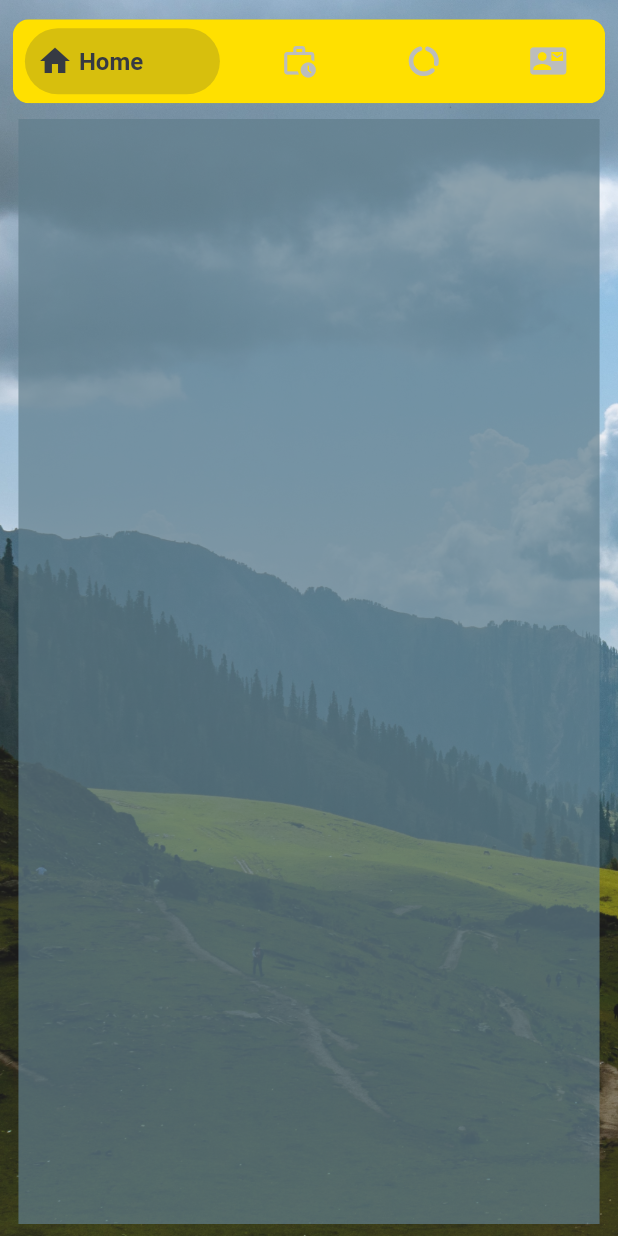
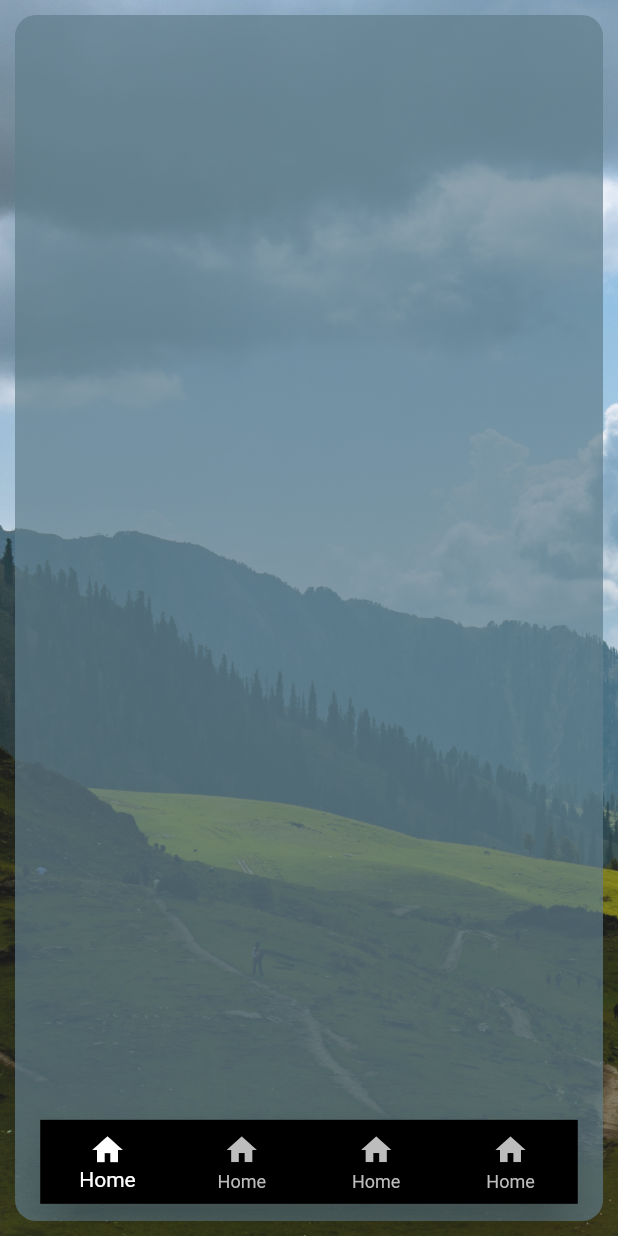
Before and after one commit to zohaib1313/own_portfolio_flutter_web, a Flutter app: the screen it shows after launch, on a phone screen of 412 x 824 dp. Run offline on Flutter 3.47's test engine with Material 2 defaults, Android fonts, the phone set to English and light mode, and no system bars; drawn by our look-alikes of bottom_navy_bar; our stand-ins replace flutter_screenutil, get, google_fonts; Roboto replaces fonts that are missing (Abel).

```diff
--- a/lib/common/app_colors.dart
+++ b/lib/common/app_colors.dart
@@ -1,3 +1,5 @@
+import 'package:flutter/material.dart';
+import 'package:flutter/material.dart';
 import 'package:flutter/material.dart';
 import 'package:google_fonts/google_fonts.dart';
 
@@ -9,6 +11,7 @@ class AppColor {
   static const darkBlue = Color(0xff037dcb);
   static const lightBlue = Color(0xff5fbced);
   static const grey = Color(0xffbcbdbc);
+  static final cardBgColor = Colors.blueGrey.withOpacity(0.7);
 }
 
 class AppTextStyles {
@@ -36,3 +39,8 @@ class AppTextStyles {
   static TextStyle textStyleNormalBodyXSmall =
       _fontNormal.copyWith(fontSize: 12);
 }
+
+class AppStyles {
+  static final cardBoxDecoration = BoxDecoration(
+      color: AppColor.cardBgColor, borderRadius: BorderRadius.circular(14));
+}
--- a/lib/common/app_routes.dart
+++ b/lib/common/app_routes.dart
@@ -5,6 +5,8 @@ import 'package:get/get_instance/src/bindings_interface.dart';
 import 'package:get/get_navigation/src/routes/get_route.dart';
 import 'package:portfolio/controllers/dashboard_controller.dart';
 import 'package:portfolio/pages/dashboard_page.dart';
+
+import '../controllers/home_controller.dart';
 
 final GlobalKey<NavigatorState> navigatorKey = GlobalKey<NavigatorState>();
 
@@ -19,5 +21,6 @@ final List<GetPage> appRoutes = [
                 () => HomeController(),
           );*/
         Get.put(DashBoardController());
+        Get.put(HomeController());
       })),
 ];
--- /dev/null
+++ b/lib/controllers/home_controller.dart
@@ -0,0 +1,5 @@
+import 'package:get/get.dart';
+
+class HomeController extends GetxController {
+  RxBool isLoading = false.obs;
+}
--- a/lib/pages/dashboard_page.dart
+++ b/lib/pages/dashboard_page.dart
@@ -1,9 +1,11 @@
-import 'package:bottom_navy_bar/bottom_navy_bar.dart';
 import 'package:flutter/material.dart';
 import 'package:flutter_screenutil/flutter_screenutil.dart';
 import 'package:get/get.dart';
 import 'package:portfolio/common/app_colors.dart';
 import 'package:portfolio/controllers/dashboard_controller.dart';
+import 'package:portfolio/pages/home_page.dart';
+
+import '../common/spaces_boxes.dart';
 
 class DashBoardPage extends GetView<DashBoardController> {
   static const id = '/DashBoardPage';
@@ -13,93 +15,72 @@ class DashBoardPage extends GetView<DashBoardController> {
     return GetX<DashBoardController>(
       initState: (_) {},
       builder: (logic) {
-        controller.isLoading.value;
-        return Stack(
+        controller.currentIndex.value;
+        return Scaffold(
+          body: Stack(
             children: [
               animatedBackGround(),
-            Scaffold(
-              backgroundColor: Colors.transparent,
-              body: Container(
-                margin: EdgeInsets.only(top: 40.r, left: 20.r, right: 20.r),
-                child: Column(
+              Stack(
+                alignment: Alignment.bottomCenter,
                 children: [
-                    ///top bar
-                    Container(
-                      margin: EdgeInsets.only(
-                          top: 20.r, left: 20.r, right: 20.r, bottom: 10.r),
-                      child: ClipRRect(
-                        borderRadius: BorderRadius.circular(50.r),
-                        child: BottomNavyBar(
-                          curve: Curves.decelerate,
-                          backgroundColor: AppColor.primaryColor,
-                          showElevation: true,
-                          selectedIndex: controller.currentIndex.value,
-                          onItemSelected: (index) {
-                            controller.currentIndex.value = index;
-                            controller.pageController.jumpToPage(index);
-                          },
-                          items: <BottomNavyBarItem>[
-                            _getNavBarItem(title: 'Home', icon: Icons.home),
-                            _getNavBarItem(
-                                title: 'Skills',
-                                icon: Icons.work_history_outlined),
-                            _getNavBarItem(
-                                title: 'Experience',
-                                icon: Icons.data_usage_rounded),
-                            _getNavBarItem(
-                                title: 'Contact', icon: Icons.contact_mail),
-                          ],
-                        ),
-                      ),
-                    ),
-
-                    ///page view
-                    Expanded(
-                      child: Padding(
-                        padding: const EdgeInsets.all(8.0),
-                        child: PageView(
+                  PageView(
                     controller: controller.pageController,
+                    scrollDirection: Axis.vertical,
                     onPageChanged: (index) {
                       controller.currentIndex.value = index;
                     },
                     children: <Widget>[
+                      HomePage(),
                       Container(
-                              color: controller.pageBackGroundOpacity,
+                        color: Colors.green,
+                      ),
+                      HomePage(),
+                      HomePage(),
+                    ],
                   ),
                   Container(
-                              color: controller.pageBackGroundOpacity,
+                    margin: EdgeInsets.symmetric(
+                        horizontal: 125.r, vertical: 100.r),
+                    child: BottomNavigationBar(
+                      enableFeedback: true,
+                      elevation: 16,
+                      unselectedItemColor: AppColor.grey,
+                      selectedItemColor: AppColor.whiteColor,
+                      backgroundColor: Colors.black,
+                      type: BottomNavigationBarType.fixed,
+                      currentIndex: controller.currentIndex.value,
+                      onTap: (value) {
+                        controller.currentIndex.value = value;
+                        controller.pageController
+                            .jumpToPage(controller.currentIndex.value);
+                      },
+                      // Fixed// <-- T
+                      items: const <BottomNavigationBarItem>[
+                        BottomNavigationBarItem(
+                          icon: Icon(Icons.home),
+                          label: 'Home',
                         ),
-                            Container(
-                              color: controller.pageBackGroundOpacity,
+                        BottomNavigationBarItem(
+                          icon: Icon(Icons.home),
+                          label: 'Home',
                         ),
-                            Container(
-                              color: controller.pageBackGroundOpacity,
+                        BottomNavigationBarItem(
+                          icon: Icon(Icons.home),
+                          label: 'Home',
+                        ),
+                        BottomNavigationBarItem(
+                          icon: Icon(Icons.home),
+                          label: 'Home',
                         ),
                       ],
                     ),
                   ),
+                ],
               ),
             ],
           ),
-              ),
-            ),
-          ],
         );
       },
-    );
-  }
-
-  _getNavBarItem({required String title, required IconData icon}) {
-    return BottomNavyBarItem(
-      activeColor: AppColor.blackColor,
-      inactiveColor: AppColor.grey,
-      title: Text(
-        title,
-        style: AppTextStyles.textStyleBoldBodyMedium,
-      ),
-      icon: Icon(
-        icon,
-      ),
     );
   }
 
--- /dev/null
+++ b/lib/pages/home_page.dart
@@ -0,0 +1,25 @@
+import 'package:flutter/material.dart';
+import 'package:get/get_state_manager/src/rx_flutter/rx_getx_widget.dart';
+import 'package:get/get_state_manager/src/simple/get_view.dart';
+import 'package:portfolio/common/app_colors.dart';
+
+import '../controllers/home_controller.dart';
+
+class HomePage extends GetView<HomeController> {
+  HomePage({Key? key}) : super(key: key);
+  static const id = '/HomePage';
+
+  @override
+  Widget build(BuildContext context) {
+    return GetX<HomeController>(
+      initState: (state) {},
+      builder: (_) {
+        controller.isLoading.value;
+        return Container(
+          decoration: AppStyles.cardBoxDecoration,
+          margin: const EdgeInsets.all(10),
+        );
+      },
+    );
+  }
+}
--- a/pubspec.yaml
+++ b/pubspec.yaml
@@ -35,7 +35,6 @@ dependencies:
   # Use with the CupertinoIcons class for iOS style icons.
   cupertino_icons: ^1.0.2
   flutter_screenutil: ^5.4.0
-  bottom_navy_bar: ^6.0.0
   google_fonts: ^2.3.2
   get:
 
```
Also changed, not shown: pubspec.lock, 1 other file. Lines whose indentation alone changed are shown as unchanged.
